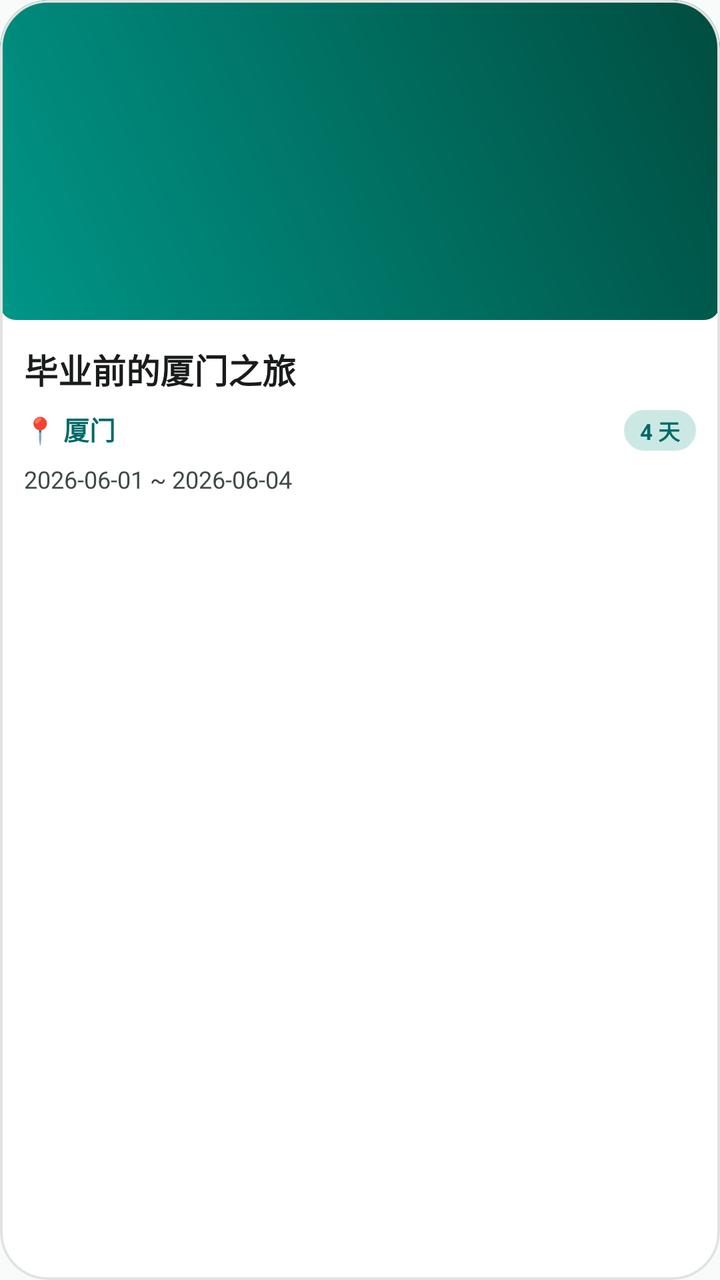
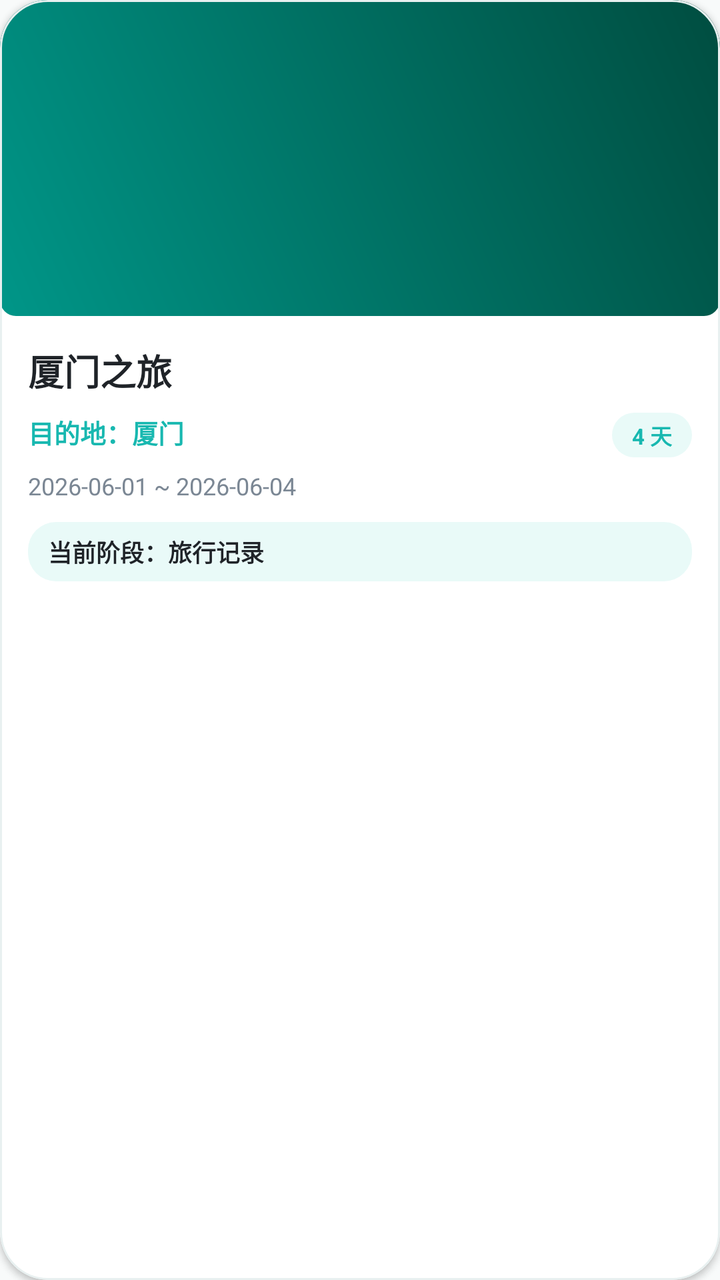

Two renders of the same Android screen: before a commit and after it. Below are the layout's source before the change and the commit's diff.
<!-- AndroidManifest.xml: application theme Theme.TravelMemory -->
<!-- res/layout/item_trip.xml -->
<?xml version="1.0" encoding="utf-8"?>
<com.google.android.material.card.MaterialCardView xmlns:android="http://schemas.android.com/apk/res/android"
    xmlns:app="http://schemas.android.com/apk/res-auto"
    android:layout_width="match_parent"
    android:layout_height="wrap_content"
    android:layout_marginHorizontal="8dp"
    android:layout_marginVertical="8dp"
    app:cardCornerRadius="24dp"
    app:cardElevation="0dp"
    app:strokeColor="@color/divider"
    app:strokeWidth="1.2dp"
    app:cardBackgroundColor="@color/white">

    <LinearLayout
        android:layout_width="match_parent"
        android:layout_height="wrap_content"
        android:orientation="vertical">

        
        <ImageView
            android:id="@+id/iv_trip_cover"
            android:layout_width="match_parent"
            android:layout_height="160dp"
            android:scaleType="centerCrop"
            android:src="@drawable/travel_placeholder"
            android:contentDescription="旅行封面" />

        
        <LinearLayout
            android:layout_width="match_parent"
            android:layout_height="wrap_content"
            android:orientation="vertical"
            android:padding="12dp">

            <TextView
                android:id="@+id/tv_trip_name"
                android:layout_width="match_parent"
                android:layout_height="wrap_content"
                android:text="毕业前的厦门之旅"
                android:textSize="17sp"
                android:textStyle="bold"
                android:textColor="@color/black" />

            <RelativeLayout
                android:layout_width="match_parent"
                android:layout_height="wrap_content"
                android:layout_marginTop="8dp">

                
                <TextView
                    android:id="@+id/tv_trip_destination"
                    android:layout_width="wrap_content"
                    android:layout_height="wrap_content"
                    android:text="📍 厦门"
                    android:textSize="13sp"
                    android:textColor="@color/primary"
                    android:textStyle="bold"
                    android:layout_alignParentStart="true" />

                
                <TextView
                    android:id="@+id/tv_trip_days"
                    android:layout_width="wrap_content"
                    android:layout_height="wrap_content"
                    android:text="4 天"
                    android:textSize="11sp"
                    android:textColor="@color/primary"
                    android:textStyle="bold"
                    android:background="@drawable/card_rounded_white"
                    android:backgroundTint="@color/primary_light"
                    android:paddingHorizontal="8dp"
                    android:paddingVertical="2dp"
                    android:layout_alignParentEnd="true" />
            </RelativeLayout>

            
            <TextView
                android:id="@+id/tv_trip_dates"
                android:layout_width="match_parent"
                android:layout_height="wrap_content"
                android:text="2026-06-01 ~ 2026-06-04"
                android:textSize="12sp"
                android:textColor="@color/text_secondary"
                android:layout_marginTop="6dp" />

        </LinearLayout>

    </LinearLayout>

</com.google.android.material.card.MaterialCardView>
<!-- resources referenced by this layout -->
<resources>
  <color name="black">#191C1B</color>
  <color name="divider">#E0E3E1</color>
  <color name="primary">#006A67</color>
  <color name="primary_light">#CCE8E4</color>
  <color name="text_secondary">#3F4948</color>
  <color name="white">#FFFFFF</color>
  <!-- drawable card_rounded_white (drawable) -->
  <?xml version="1.0" encoding="utf-8"?>
  <shape xmlns:android="http://schemas.android.com/apk/res/android"
      android:shape="rectangle">
      <solid android:color="@color/white" />
      <stroke android:width="1.2dp" android:color="@color/divider" />
      <corners android:radius="20dp" />
  </shape>
  <!-- drawable travel_placeholder (drawable) -->
  <?xml version="1.0" encoding="utf-8"?>
  <shape xmlns:android="http://schemas.android.com/apk/res/android"
      android:shape="rectangle">
      <gradient
          android:startColor="#009688"
          android:endColor="#004D40"
          android:angle="45"/>
      <corners android:radius="8dp" />
  </shape>
  <style name="Theme.TravelMemory" parent="Theme.MaterialComponents.Light.NoActionBar">
          
          <item name="colorPrimary">@color/primary</item>
          <item name="colorPrimaryDark">@color/primary_dark</item>
          <item name="colorAccent">@color/accent</item>
  
          
          <item name="android:windowBackground">@color/bg_light</item>
          <item name="android:statusBarColor">@color/primary_dark</item>
      </style>
  <color name="primary_dark">#004B48</color>
  <color name="accent">#006A67</color>
  <color name="bg_light">#F8FBF9</color>
</resources>

<!-- the commit's change to res/layout/item_trip.xml (unified diff, before → after) -->
@@ -1,90 +1,114 @@
-<?xml version="1.0" encoding="utf-8"?>
+﻿<?xml version="1.0" encoding="utf-8"?>
 <com.google.android.material.card.MaterialCardView xmlns:android="http://schemas.android.com/apk/res/android"
     xmlns:app="http://schemas.android.com/apk/res-auto"
     android:layout_width="match_parent"
     android:layout_height="wrap_content"
     android:layout_marginHorizontal="8dp"
-    android:layout_marginVertical="8dp"
+    android:layout_marginVertical="7dp"
+    app:cardBackgroundColor="@color/white"
     app:cardCornerRadius="24dp"
-    app:cardElevation="0dp"
+    app:cardElevation="2dp"
     app:strokeColor="@color/divider"
-    app:strokeWidth="1.2dp"
-    app:cardBackgroundColor="@color/white">
+    app:strokeWidth="1dp">
 
     <LinearLayout
         android:layout_width="match_parent"
         android:layout_height="wrap_content"
         android:orientation="vertical">
 
-        
         <ImageView
             android:id="@+id/iv_trip_cover"
             android:layout_width="match_parent"
-            android:layout_height="160dp"
+            android:layout_height="158dp"
+            android:contentDescription="旅行封面"
             android:scaleType="centerCrop"
-            android:src="@drawable/travel_placeholder"
-            android:contentDescription="旅行封面" />
+            android:src="@drawable/travel_placeholder" />
 
-        
         <LinearLayout
             android:layout_width="match_parent"
             android:layout_height="wrap_content"
             android:orientation="vertical"
-            android:padding="12dp">
+            android:padding="14dp">
 
             <TextView
                 android:id="@+id/tv_trip_name"
                 android:layout_width="match_parent"
                 android:layout_height="wrap_content"
-                android:text="毕业前的厦门之旅"
-                android:textSize="17sp"
-                android:textStyle="bold"
-                android:textColor="@color/black" />
+                android:text="厦门之旅"
+                android:textColor="@color/text_primary"
+                android:textSize="18sp"
+                android:textStyle="bold" />
 
             <RelativeLayout
                 android:layout_width="match_parent"
                 android:layout_height="wrap_content"
                 android:layout_marginTop="8dp">
 
-                
                 <TextView
                     android:id="@+id/tv_trip_destination"
                     android:layout_width="wrap_content"
                     android:layout_height="wrap_content"
-                    android:text="📍 厦门"
+                    android:layout_alignParentStart="true"
+                    android:text="目的地：厦门"
+                    android:textColor="@color/primary_dark"
                     android:textSize="13sp"
-                    android:textColor="@color/primary"
-                    android:textStyle="bold"
-                    android:layout_alignParentStart="true" />
+                    android:textStyle="bold" />
 
-                
                 <TextView
                     android:id="@+id/tv_trip_days"
                     android:layout_width="wrap_content"
                     android:layout_height="wrap_content"
+                    android:layout_alignParentEnd="true"
+                    android:background="@drawable/card_rounded_primary_light"
+                    android:paddingHorizontal="10dp"
+                    android:paddingVertical="3dp"
                     android:text="4 天"
+                    android:textColor="@color/primary_dark"
                     android:textSize="11sp"
-                    android:textColor="@color/primary"
-                    android:textStyle="bold"
-                    android:background="@drawable/card_rounded_white"
-                    android:backgroundTint="@color/primary_light"
-                    android:paddingHorizontal="8dp"
-                    android:paddingVertical="2dp"
-                    android:layout_alignParentEnd="true" />
+                    android:textStyle="bold" />
             </RelativeLayout>
 
-            
             <TextView
                 android:id="@+id/tv_trip_dates"
                 android:layout_width="match_parent"
                 android:layout_height="wrap_content"
+                android:layout_marginTop="6dp"
                 android:text="2026-06-01 ~ 2026-06-04"
+                android:textColor="@color/text_secondary"
+                android:textSize="12sp" />
+
+            <TextView
+                android:id="@+id/tv_trip_status"
+                android:layout_width="match_parent"
+                android:layout_height="wrap_content"
+                android:layout_marginTop="10dp"
+                android:background="@drawable/tag_primary"
+                android:paddingHorizontal="10dp"
+                android:paddingVertical="6dp"
+                android:text="当前阶段：旅行记录"
+                android:textColor="@color/text_primary"
                 android:textSize="12sp"
+                android:textStyle="bold" />
+
+            <TextView
+                android:id="@+id/tv_trip_packing_hint"
+                android:layout_width="match_parent"
+                android:layout_height="wrap_content"
+                android:layout_marginTop="8dp"
+                android:text="行李已准备完成"
                 android:textColor="@color/text_secondary"
-                android:layout_marginTop="6dp" />
+                android:textSize="12sp"
+                android:visibility="gone" />
 
+            <TextView
+                android:id="@+id/tv_trip_plan_hint"
+                android:layout_width="match_parent"
+                android:layout_height="wrap_content"
+                android:layout_marginTop="4dp"
+                android:text="还有 0 个计划未完成"
+                android:textColor="@color/text_secondary"
+                android:textSize="12sp"
+                android:visibility="gone" />
         </LinearLayout>
-
     </LinearLayout>
-
 </com.google.android.material.card.MaterialCardView>
<!-- resource entries referenced after the edit -->
@@ -1,18 +1,22 @@
 <!-- resources referenced by this layout -->
 <resources>
-  <color name="black">#191C1B</color>
-  <color name="divider">#E0E3E1</color>
-  <color name="primary">#006A67</color>
-  <color name="primary_light">#CCE8E4</color>
-  <color name="text_secondary">#3F4948</color>
+  <color name="divider">#E8F0F0</color>
+  <color name="primary">#35D0C5</color>
+  <color name="primary_light">#E9FAF8</color>
+  <color name="text_secondary">#7B8794</color>
   <color name="white">#FFFFFF</color>
-  <!-- drawable card_rounded_white (drawable) -->
+  <!-- drawable card_rounded_primary_light (drawable) -->
   <?xml version="1.0" encoding="utf-8"?>
   <shape xmlns:android="http://schemas.android.com/apk/res/android"
       android:shape="rectangle">
-      <solid android:color="@color/white" />
-      <stroke android:width="1.2dp" android:color="@color/divider" />
+      <solid android:color="@color/primary_light" />
       <corners android:radius="20dp" />
+  </shape>
+  <!-- drawable tag_primary (drawable) -->
+  <?xml version="1.0" encoding="utf-8"?>
+  <shape xmlns:android="http://schemas.android.com/apk/res/android">
+      <solid android:color="@color/primary_light" />
+      <corners android:radius="14dp" />
   </shape>
   <!-- drawable travel_placeholder (drawable) -->
   <?xml version="1.0" encoding="utf-8"?>
@@ -34,8 +38,9 @@
           <item name="android:windowBackground">@color/bg_light</item>
           <item name="android:statusBarColor">@color/primary_dark</item>
       </style>
-  <color name="primary_dark">#004B48</color>
-  <color name="accent">#006A67</color>
-  <color name="bg_light">#F8FBF9</color>
+  <color name="primary_dark">#18B8B0</color>
+  <color name="text_primary">#1F2328</color>
+  <color name="accent">#FF7B61</color>
+  <color name="bg_light">#F8FAFA</color>
 </resources>
 
